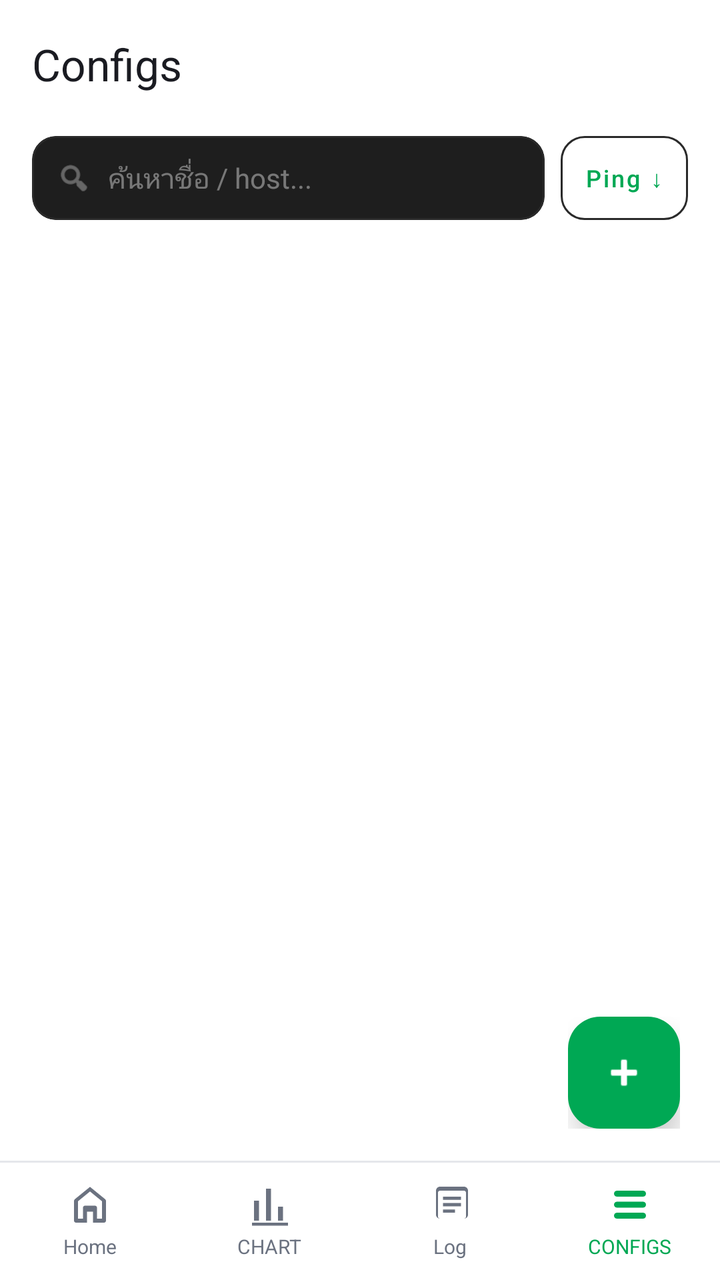
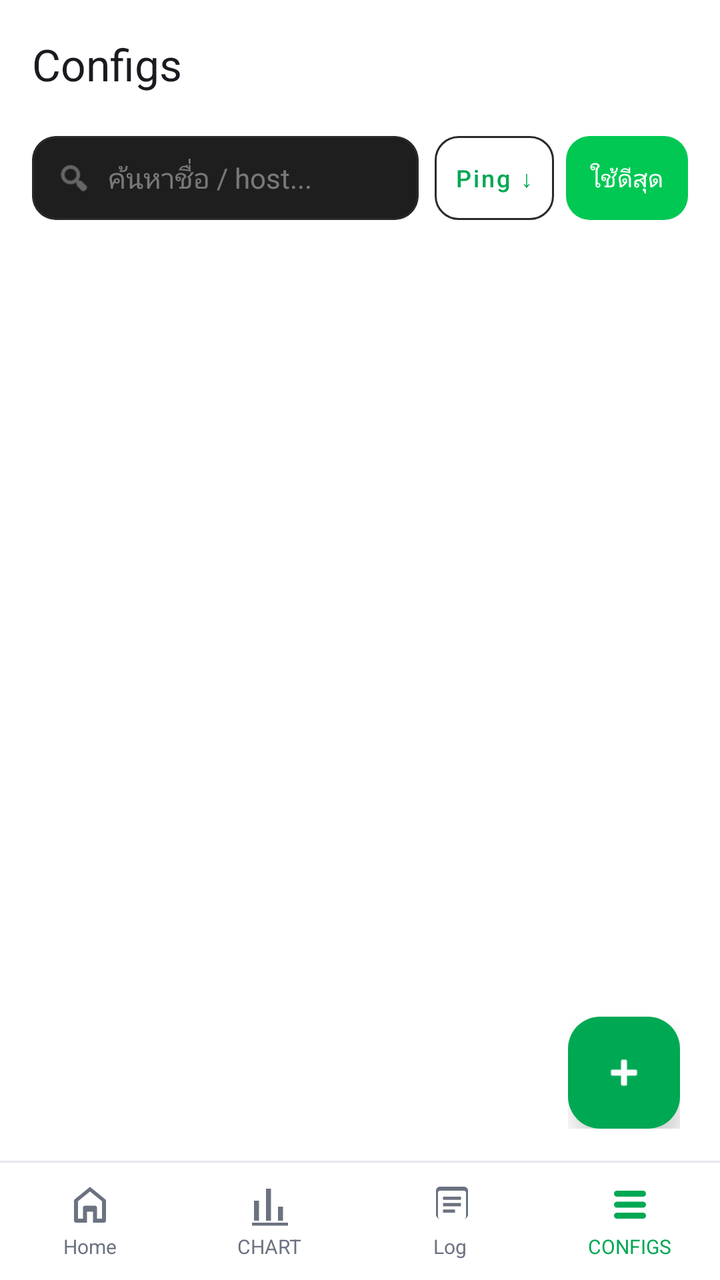

The first picture is an Android layout as it rendered before a commit; the second is the same layout after the commit. The layout source and the unified diff follow.
<!-- AndroidManifest.xml: application theme Theme.MyApp -->
<!-- res/layout/activity_profile_list.xml -->
<?xml version="1.0" encoding="utf-8"?>
<androidx.drawerlayout.widget.DrawerLayout
    xmlns:android="http://schemas.android.com/apk/res/android"
    xmlns:app="http://schemas.android.com/apk/res-auto"
    android:id="@+id/drawerLayout"
    android:layout_width="match_parent"
    android:layout_height="match_parent">

    <LinearLayout
        android:layout_width="match_parent"
        android:layout_height="match_parent"
        android:background="@color/window_background"
        android:orientation="vertical">

        
        <com.google.android.material.appbar.MaterialToolbar
            android:id="@+id/toolbar"
            android:layout_width="match_parent"
            android:layout_height="?attr/actionBarSize"
            android:background="@color/window_background"
            app:title="Configs"
            app:titleTextColor="@color/text_primary"
            app:titleCentered="false" />

        
        <LinearLayout
            android:id="@+id/searchSortBar"
            android:layout_width="match_parent"
            android:layout_height="wrap_content"
            android:gravity="center_vertical"
            android:orientation="horizontal"
            android:paddingHorizontal="16dp"
            android:paddingTop="4dp"
            android:paddingBottom="8dp">

            <com.google.android.material.card.MaterialCardView
                android:layout_width="0dp"
                android:layout_height="42dp"
                android:layout_weight="1"
                app:cardBackgroundColor="#1E1E1E"
                app:cardCornerRadius="12dp"
                app:cardElevation="0dp"
                app:strokeColor="#2A2A2A"
                app:strokeWidth="1dp">

                <LinearLayout
                    android:layout_width="match_parent"
                    android:layout_height="match_parent"
                    android:gravity="center_vertical"
                    android:orientation="horizontal"
                    android:paddingHorizontal="12dp">

                    <ImageView
                        android:layout_width="18dp"
                        android:layout_height="18dp"
                        android:src="@android:drawable/ic_menu_search"
                        app:tint="#88FFFFFF"
                        android:contentDescription="search" />

                    <EditText
                        android:id="@+id/edtSearch"
                        android:layout_width="0dp"
                        android:layout_height="match_parent"
                        android:layout_marginStart="8dp"
                        android:layout_weight="1"
                        android:background="@android:color/transparent"
                        android:hint="ค้นหาชื่อ / host..."
                        android:imeOptions="actionSearch"
                        android:inputType="text"
                        android:maxLines="1"
                        android:textColor="#FFFFFF"
                        android:textColorHint="#66FFFFFF"
                        android:textSize="14sp" />

                    <ImageButton
                        android:id="@+id/btnClearSearch"
                        android:layout_width="28dp"
                        android:layout_height="28dp"
                        android:background="?attr/selectableItemBackgroundBorderless"
                        android:contentDescription="ล้าง"
                        android:padding="4dp"
                        android:src="@android:drawable/ic_menu_close_clear_cancel"
                        android:visibility="gone"
                        app:tint="#88FFFFFF" />
                </LinearLayout>
            </com.google.android.material.card.MaterialCardView>

            <com.google.android.material.button.MaterialButton
                android:id="@+id/btnSortPing"
                style="@style/Widget.MaterialComponents.Button.OutlinedButton"
                android:layout_width="wrap_content"
                android:layout_height="42dp"
                android:layout_marginStart="8dp"
                android:insetTop="0dp"
                android:insetBottom="0dp"
                android:minWidth="0dp"
                android:paddingHorizontal="12dp"
                android:text="Ping ↓"
                android:textAllCaps="false"
                android:textSize="12sp"
                app:cornerRadius="12dp"
                app:strokeColor="#2A2A2A"
                app:strokeWidth="1dp" />
        </LinearLayout>

        
        <FrameLayout
            android:layout_width="match_parent"
            android:layout_height="0dp"
            android:layout_weight="1">

            <androidx.recyclerview.widget.RecyclerView
                android:id="@+id/recyclerProfiles"
                android:layout_width="match_parent"
                android:layout_height="match_parent"
                android:clipToPadding="false"
                android:paddingHorizontal="16dp"
                android:paddingTop="10dp"
                android:paddingBottom="96dp"
                android:visibility="gone" />

            
            <LinearLayout
                android:id="@+id/emptyState"
                android:layout_width="match_parent"
                android:layout_height="match_parent"
                android:gravity="center"
                android:orientation="vertical"
                android:padding="24dp"
                android:visibility="gone">

                <ImageView
                    android:layout_width="72dp"
                    android:layout_height="72dp"
                    android:src="@drawable/ic_nav_configs"
                    app:tint="@color/md_theme_surface_variant"
                    android:contentDescription="empty" />

                <TextView
                    android:layout_width="wrap_content"
                    android:layout_height="wrap_content"
                    android:layout_marginTop="16dp"
                    android:text="ยังไม่มีโปรไฟล์"
                    android:textColor="@color/accent_green"
                    android:textSize="16sp"
                    android:textStyle="bold" />

                <TextView
                    android:layout_width="wrap_content"
                    android:layout_height="wrap_content"
                    android:layout_marginTop="8dp"
                    android:gravity="center"
                    android:text="It looks like you have not set up any\nconfigurations yet!"
                    android:textColor="@color/text_muted"
                    android:textSize="13sp" />

                <TextView
                    android:layout_width="wrap_content"
                    android:layout_height="wrap_content"
                    android:layout_marginTop="16dp"
                    android:gravity="center"
                    android:text="กดปุ่ม + มุมล่างขวาเพื่อเพิ่มคอนฟิก"
                    android:textColor="@color/text_muted"
                    android:textSize="12sp" />

            </LinearLayout>

            
            <LinearLayout
                android:id="@+id/fabMenuContainer"
                android:layout_width="wrap_content"
                android:layout_height="wrap_content"
                android:layout_gravity="bottom|end"
                android:layout_marginEnd="20dp"
                android:layout_marginBottom="16dp"
                android:gravity="end"
                android:orientation="vertical">

                <LinearLayout
                    android:id="@+id/fabOptionQr"
                    android:layout_width="wrap_content"
                    android:layout_height="wrap_content"
                    android:layout_marginBottom="12dp"
                    android:gravity="center_vertical"
                    android:orientation="horizontal"
                    android:visibility="gone"
                    android:alpha="0">

                    <TextView
                        android:layout_width="wrap_content"
                        android:layout_height="wrap_content"
                        android:layout_marginEnd="10dp"
                        android:background="@drawable/bg_fab_label"
                        android:paddingHorizontal="10dp"
                        android:paddingVertical="4dp"
                        android:text="สแกน QR"
                        android:textColor="@color/text_primary"
                        android:textSize="12sp" />

                    <com.google.android.material.floatingactionbutton.FloatingActionButton
                        android:id="@+id/fabQr"
                        android:layout_width="wrap_content"
                        android:layout_height="wrap_content"
                        android:contentDescription="Scan QR"
                        app:fabSize="mini"
                        app:srcCompat="@android:drawable/ic_menu_camera"
                        app:backgroundTint="@color/md_theme_surface_variant"
                        app:tint="@color/text_primary"
                        app:elevation="4dp" />
                </LinearLayout>

                <LinearLayout
                    android:id="@+id/fabOptionImport"
                    android:layout_width="wrap_content"
                    android:layout_height="wrap_content"
                    android:layout_marginBottom="12dp"
                    android:gravity="center_vertical"
                    android:orientation="horizontal"
                    android:visibility="gone"
                    android:alpha="0">

                    <TextView
                        android:layout_width="wrap_content"
                        android:layout_height="wrap_content"
                        android:layout_marginEnd="10dp"
                        android:background="@drawable/bg_fab_label"
                        android:paddingHorizontal="10dp"
                        android:paddingVertical="4dp"
                        android:text="Import Clipboard"
                        android:textColor="@color/text_primary"
                        android:textSize="12sp" />

                    <com.google.android.material.floatingactionbutton.FloatingActionButton
                        android:id="@+id/fabImport"
                        android:layout_width="wrap_content"
                        android:layout_height="wrap_content"
                        android:contentDescription="Import"
                        app:fabSize="mini"
                        app:srcCompat="@android:drawable/ic_menu_agenda"
                        app:backgroundTint="@color/md_theme_surface_variant"
                        app:tint="@color/text_primary"
                        app:elevation="4dp" />
                </LinearLayout>

                <LinearLayout
                    android:id="@+id/fabOptionAdd"
                    android:layout_width="wrap_content"
                    android:layout_height="wrap_content"
                    android:layout_marginBottom="12dp"
                    android:gravity="center_vertical"
                    android:orientation="horizontal"
                    android:visibility="gone"
                    android:alpha="0">

                    <TextView
                        android:layout_width="wrap_content"
                        android:layout_height="wrap_content"
                        android:layout_marginEnd="10dp"
                        android:background="@drawable/bg_fab_label"
                        android:paddingHorizontal="10dp"
                        android:paddingVertical="4dp"
                        android:text="Add Configuration"
                        android:textColor="@color/text_primary"
                        android:textSize="12sp" />

                    <com.google.android.material.floatingactionbutton.FloatingActionButton
                        android:id="@+id/fabAdd"
                        android:layout_width="wrap_content"
                        android:layout_height="wrap_content"
                        android:contentDescription="Add"
                        app:fabSize="mini"
                        app:srcCompat="@android:drawable/ic_input_add"
                        app:backgroundTint="@color/vpn_connected"
                        app:tint="@color/text_primary"
                        app:elevation="4dp" />
                </LinearLayout>

                <com.google.android.material.floatingactionbutton.FloatingActionButton
                    android:id="@+id/fabMain"
                    android:layout_width="wrap_content"
                    android:layout_height="wrap_content"
                    android:layout_gravity="end"
                    android:contentDescription="Menu"
                    app:srcCompat="@android:drawable/ic_input_add"
                    app:backgroundTint="@color/accent_green"
                    app:tint="@android:color/white"
                    app:elevation="8dp"
                    app:fabSize="normal"
                    app:borderWidth="0dp" />
            </LinearLayout>
        </FrameLayout>

        
        <LinearLayout
            android:layout_width="match_parent"
            android:layout_height="wrap_content"
            android:background="@drawable/bg_bottom_nav"
            android:orientation="horizontal"
            android:paddingTop="10dp"
            android:paddingBottom="10dp">

            <LinearLayout
                android:id="@+id/navHome"
                android:layout_width="0dp"
                android:layout_height="wrap_content"
                android:layout_weight="1"
                android:background="?attr/selectableItemBackground"
                android:clickable="true"
                android:focusable="true"
                android:gravity="center"
                android:orientation="vertical">

                <ImageView
                    android:layout_width="24dp"
                    android:layout_height="24dp"
                    android:src="@drawable/ic_nav_home"
                    app:tint="@color/bottom_nav_icon" />

                <TextView
                    android:layout_width="wrap_content"
                    android:layout_height="wrap_content"
                    android:layout_marginTop="2dp"
                    android:text="Home"
                    android:textColor="@color/bottom_nav_icon"
                    android:textSize="10sp" />
            </LinearLayout>

            <LinearLayout
                android:id="@+id/navChart"
                android:layout_width="0dp"
                android:layout_height="wrap_content"
                android:layout_weight="1"
                android:background="?attr/selectableItemBackground"
                android:clickable="true"
                android:focusable="true"
                android:gravity="center"
                android:orientation="vertical">

                <ImageView
                    android:layout_width="24dp"
                    android:layout_height="24dp"
                    android:src="@drawable/ic_nav_chart"
                    app:tint="@color/bottom_nav_icon" />

                <TextView
                    android:layout_width="wrap_content"
                    android:layout_height="wrap_content"
                    android:layout_marginTop="2dp"
                    android:text="CHART"
                    android:textColor="@color/bottom_nav_icon"
                    android:textSize="10sp" />
            </LinearLayout>

            <LinearLayout
                android:id="@+id/navLogs"
                android:layout_width="0dp"
                android:layout_height="wrap_content"
                android:layout_weight="1"
                android:background="?attr/selectableItemBackground"
                android:clickable="true"
                android:focusable="true"
                android:gravity="center"
                android:orientation="vertical">

                <ImageView
                    android:layout_width="24dp"
                    android:layout_height="24dp"
                    android:src="@drawable/ic_nav_log"
                    app:tint="@color/bottom_nav_icon" />

                <TextView
                    android:layout_width="wrap_content"
                    android:layout_height="wrap_content"
                    android:layout_marginTop="2dp"
                    android:text="Log"
                    android:textColor="@color/bottom_nav_icon"
                    android:textSize="10sp" />
            </LinearLayout>

            <LinearLayout
                android:id="@+id/navConfigs"
                android:layout_width="0dp"
                android:layout_height="wrap_content"
                android:layout_weight="1"
                android:background="?attr/selectableItemBackground"
                android:clickable="true"
                android:focusable="true"
                android:gravity="center"
                android:orientation="vertical">

                <ImageView
                    android:layout_width="24dp"
                    android:layout_height="24dp"
                    android:src="@drawable/ic_nav_configs"
                    app:tint="@color/bottom_nav_icon_active" />

                <TextView
                    android:layout_width="wrap_content"
                    android:layout_height="wrap_content"
                    android:layout_marginTop="2dp"
                    android:text="CONFIGS"
                    android:textColor="@color/bottom_nav_icon_active"
                    android:textSize="10sp" />
            </LinearLayout>
        </LinearLayout>


    </LinearLayout>

    <com.google.android.material.navigation.NavigationView
        android:id="@+id/navView"
        android:layout_width="wrap_content"
        android:layout_height="match_parent"
        android:layout_gravity="start"
        android:background="@color/card_background"
        app:headerLayout="@layout/nav_header_connection"
        app:itemIconTint="@color/text_secondary"
        app:itemTextColor="@color/text_primary"
        app:menu="@menu/menu_drawer_connection" />

</androidx.drawerlayout.widget.DrawerLayout>
<!-- res/layout/nav_header_connection.xml (included above) -->
<?xml version="1.0" encoding="utf-8"?>
<LinearLayout xmlns:android="http://schemas.android.com/apk/res/android"
    xmlns:app="http://schemas.android.com/apk/res-auto"
    android:layout_width="match_parent"
    android:layout_height="180dp"
    android:background="#1F2733"
    android:gravity="bottom"
    android:orientation="vertical"
    android:padding="20dp">

    <ImageView
        android:layout_width="56dp"
        android:layout_height="56dp"
        android:background="@drawable/bg_circle"
        android:padding="10dp"
        android:src="@drawable/ic_vpn"
        app:tint="#00E676" />

    <TextView
        android:layout_width="wrap_content"
        android:layout_height="wrap_content"
        android:layout_marginTop="12dp"
        android:text="Tunnel Mate"
        android:textColor="#FFFFFF"
        android:textSize="20sp"
        android:textStyle="bold" />

    <TextView
        android:id="@+id/navSubtitle"
        android:layout_width="wrap_content"
        android:layout_height="wrap_content"
        android:layout_marginTop="2dp"
        android:text="จัดการ VPN ทั้งหมด"
        android:textColor="#B0BEC5"
        android:textSize="13sp" />
</LinearLayout>
<!-- resources referenced by this layout -->
<resources>
  <color name="accent_green">#00A854</color>
  <color name="bottom_nav_icon">#6B7280</color>
  <color name="bottom_nav_icon_active">#00A854</color>
  <color name="card_background">#FFFFFF</color>
  <color name="md_theme_surface_variant">#E3E1EC</color>
  <color name="text_muted">#9CA3AF</color>
  <color name="text_primary">#1A1B21</color>
  <color name="text_secondary">#6B7280</color>
  <color name="vpn_connected">#2E7D32</color>
  <color name="window_background">#FFFFFF</color>
  <!-- drawable bg_bottom_nav (drawable) -->
  <?xml version="1.0" encoding="utf-8"?>
  <layer-list xmlns:android="http://schemas.android.com/apk/res/android">
      <item>
          <shape android:shape="rectangle">
              <solid android:color="@color/bottom_nav_background" />
          </shape>
      </item>
      
      <item android:height="1dp" android:gravity="top">
          <shape android:shape="rectangle">
              <solid android:color="@color/divider" />
          </shape>
      </item>
  </layer-list>
  <!-- drawable bg_circle (drawable) -->
  <?xml version="1.0" encoding="utf-8"?>
  <shape xmlns:android="http://schemas.android.com/apk/res/android"
      android:shape="oval">
      <solid android:color="#1A2230" />
      <stroke
          android:width="1dp"
          android:color="#253044" />
  </shape>
  <!-- drawable bg_fab_label (drawable) -->
  <?xml version="1.0" encoding="utf-8"?>
  <shape xmlns:android="http://schemas.android.com/apk/res/android"
      android:shape="rectangle">
      <solid android:color="#CC263238" />
      <corners android:radius="6dp" />
  </shape>
  <!-- drawable ic_nav_chart (drawable) -->
  <?xml version="1.0" encoding="utf-8"?>
  <vector xmlns:android="http://schemas.android.com/apk/res/android"
      android:width="24dp"
      android:height="24dp"
      android:viewportWidth="24"
      android:viewportHeight="24">
      <path
          android:fillColor="#FFFFFF"
          android:pathData="M4,20h2.5V10H4V20zM10,20h2.5V4H10V20zM16,20h2.5v-7H16V20zM3,21h18v1.5H3V21z"/>
  </vector>
  <!-- drawable ic_nav_home (drawable) -->
  <?xml version="1.0" encoding="utf-8"?>
  <vector xmlns:android="http://schemas.android.com/apk/res/android"
      android:width="24dp"
      android:height="24dp"
      android:viewportWidth="24"
      android:viewportHeight="24">
      <path
          android:fillColor="#FFFFFF"
          android:pathData="M12,3.1L4.5,9.2c-0.3,0.25 -0.5,0.63 -0.5,1.03V20c0,0.55 0.45,1 1,1h5.5v-5.5h3V21H19c0.55,0 1,-0.45 1,-1v-9.77c0,-0.4 -0.2,-0.78 -0.5,-1.03L12,3.1zM12,5.4l6,4.9V19h-2.5v-5.5c0,-0.55 -0.45,-1 -1,-1h-5c-0.55,0 -1,0.45 -1,1V19H6v-8.7l6,-4.9z"/>
  </vector>
  <!-- drawable ic_vpn (drawable) -->
  <?xml version="1.0" encoding="utf-8"?>
  <vector xmlns:android="http://schemas.android.com/apk/res/android"
      android:width="24dp"
      android:height="24dp"
      android:viewportWidth="24"
      android:viewportHeight="24">
      
      <path
          android:fillColor="#00E676"
          android:pathData="M12,1 L4,4 L4,11 C4,16.55 7.41,21.74 12,23 C16.59,21.74 20,16.55 20,11 L20,4 Z" />
      
      <path
          android:fillColor="#0D1117"
          android:pathData="M10.5,14.5 L8,12 L6.5,13.5 L10.5,17.5 L17.5,10.5 L16,9 Z" />
  </vector>
  <color name="bottom_nav_background">#FFFFFF</color>
  <color name="divider">#E5E7EB</color>
  <color name="md_theme_primary_container">#E0E0FF</color>
  <color name="md_theme_on_primary_container">#12134A</color>
  <color name="md_theme_secondary">#5A5D72</color>
  <color name="md_theme_on_secondary">#FFFFFF</color>
  <color name="md_theme_secondary_container">#DFE1F9</color>
  <color name="md_theme_on_secondary_container">#171B2C</color>
  <color name="md_theme_tertiary">#006B5F</color>
  <color name="md_theme_on_tertiary">#FFFFFF</color>
  <color name="md_theme_error">#BA1A1A</color>
  <color name="md_theme_on_error">#FFFFFF</color>
  <color name="status_bar">#FFFFFF</color>
  <!-- unchanged entries left out for length: 3 -->
</resources>

<!-- the commit's change to res/layout/activity_profile_list.xml (unified diff, before → after) -->
@@ -94,13 +94,30 @@
                 android:insetTop="0dp"
                 android:insetBottom="0dp"
                 android:minWidth="0dp"
-                android:paddingHorizontal="12dp"
+                android:paddingHorizontal="10dp"
                 android:text="Ping ↓"
                 android:textAllCaps="false"
                 android:textSize="12sp"
                 app:cornerRadius="12dp"
                 app:strokeColor="#2A2A2A"
                 app:strokeWidth="1dp" />
+
+            <com.google.android.material.button.MaterialButton
+                android:id="@+id/btnAutoBest"
+                android:layout_width="wrap_content"
+                android:layout_height="42dp"
+                android:layout_marginStart="6dp"
+                android:insetTop="0dp"
+                android:insetBottom="0dp"
+                android:minWidth="0dp"
+                android:paddingHorizontal="12dp"
+                android:text="ใช้ดีสุด"
+                android:textAllCaps="false"
+                android:textSize="12sp"
+                android:textColor="#FFFFFF"
+                app:backgroundTint="#00C853"
+                app:cornerRadius="12dp"
+                app:elevation="0dp" />
         </LinearLayout>
 
         
